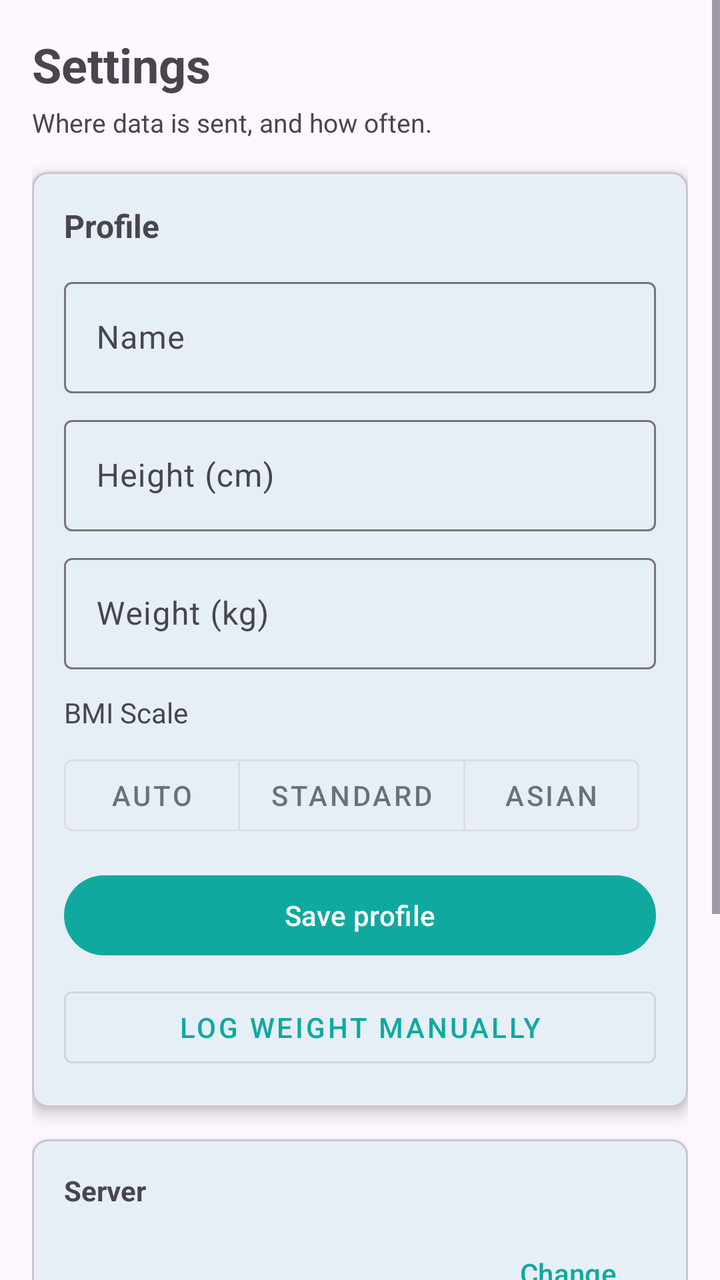
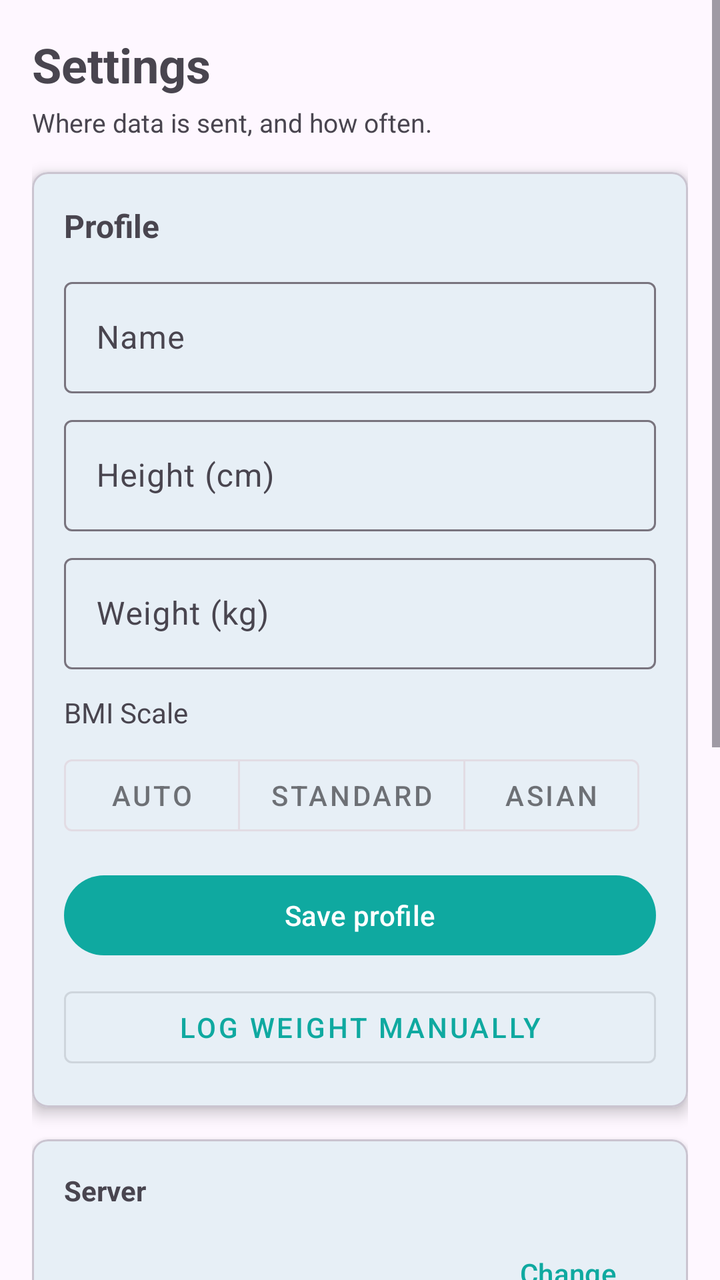

Two renders of the same Android screen: before a commit and after it. Below are the layout's source before the change and the commit's diff.
<!-- AndroidManifest.xml: activity theme Theme.Vitalix -->
<!-- res/layout/activity_settings.xml -->
<?xml version="1.0" encoding="utf-8"?>
<ScrollView xmlns:android="http://schemas.android.com/apk/res/android"
    xmlns:app="http://schemas.android.com/apk/res-auto"
    android:layout_width="match_parent"
    android:layout_height="match_parent"
    android:fillViewport="true">

    <LinearLayout
        android:layout_width="match_parent"
        android:layout_height="wrap_content"
        android:orientation="vertical"
        android:padding="16dp">

        <TextView
            android:layout_width="wrap_content"
            android:layout_height="wrap_content"
            android:layout_marginBottom="4dp"
            android:text="Settings"
            android:textSize="24sp"
            android:textStyle="bold" />

        <TextView
            android:layout_width="match_parent"
            android:layout_height="wrap_content"
            android:layout_marginBottom="16dp"
            android:text="Where data is sent, and how often."
            android:textSize="13sp" />

        
        <com.google.android.material.card.MaterialCardView
            android:layout_width="match_parent"
            android:layout_height="wrap_content"
            android:layout_marginBottom="16dp"
            app:cardCornerRadius="8dp"
            app:cardElevation="4dp">

            <LinearLayout
                android:layout_width="match_parent"
                android:layout_height="wrap_content"
                android:orientation="vertical"
                android:padding="16dp">

                <TextView
                    android:layout_width="wrap_content"
                    android:layout_height="wrap_content"
                    android:layout_marginBottom="12dp"
                    android:text="Profile"
                    android:textSize="16sp"
                    android:textStyle="bold" />

                <com.google.android.material.textfield.TextInputLayout
                    android:layout_width="match_parent"
                    android:layout_height="wrap_content"
                    android:layout_marginBottom="8dp"
                    android:hint="Name"
                    app:boxBackgroundMode="outline">
                    <com.google.android.material.textfield.TextInputEditText
                        android:id="@+id/editProfileName"
                        android:layout_width="match_parent"
                        android:layout_height="wrap_content"
                        android:inputType="textPersonName" />
                </com.google.android.material.textfield.TextInputLayout>

                <com.google.android.material.textfield.TextInputLayout
                    android:layout_width="match_parent"
                    android:layout_height="wrap_content"
                    android:layout_marginBottom="8dp"
                    android:hint="Height (cm)"
                    app:boxBackgroundMode="outline"
                    app:suffixText="cm">
                    <com.google.android.material.textfield.TextInputEditText
                        android:id="@+id/editProfileHeight"
                        android:layout_width="match_parent"
                        android:layout_height="wrap_content"
                        android:inputType="numberDecimal" />
                </com.google.android.material.textfield.TextInputLayout>

                <com.google.android.material.textfield.TextInputLayout
                    android:layout_width="match_parent"
                    android:layout_height="wrap_content"
                    android:layout_marginBottom="12dp"
                    android:hint="Weight (kg)"
                    app:boxBackgroundMode="outline"
                    app:suffixText="kg">
                    <com.google.android.material.textfield.TextInputEditText
                        android:id="@+id/editProfileWeight"
                        android:layout_width="match_parent"
                        android:layout_height="wrap_content"
                        android:inputType="numberDecimal" />
                </com.google.android.material.textfield.TextInputLayout>

                <TextView
                    android:layout_width="wrap_content"
                    android:layout_height="wrap_content"
                    android:layout_marginBottom="8dp"
                    android:text="BMI Scale"
                    android:textSize="14sp" />

                <com.google.android.material.button.MaterialButtonToggleGroup
                    android:id="@+id/toggleBmiScale"
                    android:layout_width="wrap_content"
                    android:layout_height="wrap_content"
                    android:layout_marginBottom="12dp"
                    app:singleSelection="true"
                    app:selectionRequired="true">

                    <com.google.android.material.button.MaterialButton
                        android:id="@+id/btnScaleAuto"
                        style="@style/Widget.MaterialComponents.Button.OutlinedButton"
                        android:layout_width="wrap_content"
                        android:layout_height="wrap_content"
                        android:text="Auto" />

                    <com.google.android.material.button.MaterialButton
                        android:id="@+id/btnScaleStandard"
                        style="@style/Widget.MaterialComponents.Button.OutlinedButton"
                        android:layout_width="wrap_content"
                        android:layout_height="wrap_content"
                        android:text="Standard" />

                    <com.google.android.material.button.MaterialButton
                        android:id="@+id/btnScaleAsian"
                        style="@style/Widget.MaterialComponents.Button.OutlinedButton"
                        android:layout_width="wrap_content"
                        android:layout_height="wrap_content"
                        android:text="Asian" />

                </com.google.android.material.button.MaterialButtonToggleGroup>

                <Button
                    android:id="@+id/btnSaveProfile"
                    android:layout_width="match_parent"
                    android:layout_height="wrap_content"
                    android:text="Save profile" />

                <Button
                    android:id="@+id/btnManualWeight"
                    android:layout_width="match_parent"
                    android:layout_height="wrap_content"
                    android:layout_marginTop="8dp"
                    android:text="Log weight manually"
                    style="@style/Widget.MaterialComponents.Button.OutlinedButton" />

            </LinearLayout>
        </com.google.android.material.card.MaterialCardView>

        
        <com.google.android.material.card.MaterialCardView
            android:layout_width="match_parent"
            android:layout_height="wrap_content"
            android:layout_marginBottom="16dp"
            app:cardCornerRadius="8dp"
            app:cardElevation="4dp">

            <LinearLayout
                android:layout_width="match_parent"
                android:layout_height="wrap_content"
                android:orientation="vertical"
                android:padding="16dp">

                <TextView
                    android:layout_width="wrap_content"
                    android:layout_height="wrap_content"
                    android:layout_marginBottom="8dp"
                    android:text="Server"
                    android:textStyle="bold" />

                <LinearLayout
                    android:layout_width="match_parent"
                    android:layout_height="wrap_content"
                    android:gravity="center_vertical"
                    android:orientation="horizontal">

                    <TextView
                        android:id="@+id/txtServerUrl"
                        android:layout_width="0dp"
                        android:layout_height="wrap_content"
                        android:layout_weight="1"
                        android:ellipsize="middle"
                        android:singleLine="true"
                        android:textSize="14sp" />

                    <Button
                        android:id="@+id/btnChangeServerUrl"
                        style="?attr/borderlessButtonStyle"
                        android:layout_width="wrap_content"
                        android:layout_height="wrap_content"
                        android:text="Change" />
                </LinearLayout>

            </LinearLayout>
        </com.google.android.material.card.MaterialCardView>

        
        <com.google.android.material.card.MaterialCardView
            android:layout_width="match_parent"
            android:layout_height="wrap_content"
            android:layout_marginBottom="16dp"
            app:cardCornerRadius="8dp"
            app:cardElevation="4dp">

            <LinearLayout
                android:layout_width="match_parent"
                android:layout_height="wrap_content"
                android:orientation="vertical"
                android:padding="16dp">

                <TextView
                    android:layout_width="wrap_content"
                    android:layout_height="wrap_content"
                    android:layout_marginBottom="8dp"
                    android:text="Auto-sync"
                    android:textStyle="bold" />

                <com.google.android.material.switchmaterial.SwitchMaterial
                    android:id="@+id/switchAutoSync"
                    android:layout_width="match_parent"
                    android:layout_height="wrap_content"
                    android:layout_marginBottom="8dp"
                    android:text="Enable auto-sync" />

                <TextView
                    android:id="@+id/txtAutoSyncState"
                    android:layout_width="match_parent"
                    android:layout_height="wrap_content"
                    android:textSize="12sp" />

            </LinearLayout>
        </com.google.android.material.card.MaterialCardView>

        <com.google.android.material.card.MaterialCardView
            android:id="@+id/cardBattery"
            android:layout_width="match_parent"
            android:layout_height="wrap_content"
            android:layout_marginTop="12dp"
            android:visibility="gone"
            app:cardBackgroundColor="?attr/colorErrorContainer">

            <LinearLayout
                android:layout_width="match_parent"
                android:layout_height="wrap_content"
                android:orientation="vertical"
                android:padding="16dp">

                <TextView
                    android:layout_width="wrap_content"
                    android:layout_height="wrap_content"
                    android:layout_marginBottom="8dp"
                    android:text="Background sync at risk"
                    android:textColor="?attr/colorOnErrorContainer"
                    android:textStyle="bold" />

                <TextView
                    android:id="@+id/txtBatteryHint"
                    android:layout_width="match_parent"
                    android:layout_height="wrap_content"
                    android:layout_marginBottom="8dp"
                    android:textColor="?attr/colorOnErrorContainer"
                    android:textSize="13sp" />

                <Button
                    android:id="@+id/btnAllowBackground"
                    android:layout_width="match_parent"
                    android:layout_height="wrap_content"
                    android:text="Allow background activity" />

                <Button
                    android:id="@+id/btnOpenDeviceSettings"
                    style="?attr/borderlessButtonStyle"
                    android:layout_width="match_parent"
                    android:layout_height="wrap_content"
                    android:text="Open device settings" />

            </LinearLayout>
        </com.google.android.material.card.MaterialCardView>

        <TextView
            android:id="@+id/txtVersion"
            android:layout_width="match_parent"
            android:layout_height="wrap_content"
            android:layout_marginTop="24dp"
            android:gravity="center"
            android:textColor="?android:attr/textColorSecondary"
            android:textSize="12sp" />

    </LinearLayout>
</ScrollView>
<!-- resources referenced by this layout -->
<resources>
  <style name="Theme.Vitalix" parent="Base.Theme.Vitalix" />
  <style name="Base.Theme.Vitalix" parent="Theme.Material3.DayNight.NoActionBar">
          <item name="colorPrimary">@color/vital_teal</item>
          <item name="colorOnPrimary">@color/white</item>
          <item name="colorSecondary">@color/pulse_green</item>
          <item name="colorOnSecondary">@color/black</item>
      </style>
  <color name="vital_teal">#0FA9A0</color>
  <color name="white">#FFFFFFFF</color>
  <color name="pulse_green">#34D399</color>
  <color name="black">#FF000000</color>
</resources>

<!-- the commit's change to res/layout/activity_settings.xml (unified diff, before → after) -->
@@ -274,6 +274,51 @@
             </LinearLayout>
         </com.google.android.material.card.MaterialCardView>
 
+        
+        <com.google.android.material.card.MaterialCardView
+            android:layout_width="match_parent"
+            android:layout_height="wrap_content"
+            android:layout_marginTop="12dp"
+            app:cardCornerRadius="8dp"
+            app:cardElevation="4dp">
+
+            <LinearLayout
+                android:layout_width="match_parent"
+                android:layout_height="wrap_content"
+                android:orientation="vertical"
+                android:padding="16dp">
+
+                <TextView
+                    android:layout_width="wrap_content"
+                    android:layout_height="wrap_content"
+                    android:layout_marginBottom="8dp"
+                    android:text="Account"
+                    android:textStyle="bold" />
+
+                <TextView
+                    android:layout_width="match_parent"
+                    android:layout_height="wrap_content"
+                    android:text="@string/account_export_hint"
+                    android:textSize="13sp" />
+
+                <Button
+                    android:id="@+id/btnExportData"
+                    style="?attr/materialButtonOutlinedStyle"
+                    android:layout_width="match_parent"
+                    android:layout_height="wrap_content"
+                    android:text="@string/account_export" />
+
+                <Button
+                    android:id="@+id/btnDeleteAccount"
+                    style="?attr/materialButtonOutlinedStyle"
+                    android:layout_width="match_parent"
+                    android:layout_height="wrap_content"
+                    android:text="@string/account_delete"
+                    android:textColor="?attr/colorError" />
+
+            </LinearLayout>
+        </com.google.android.material.card.MaterialCardView>
+
         <TextView
             android:id="@+id/txtVersion"
             android:layout_width="match_parent"
<!-- resource entries referenced after the edit -->
@@ -1,5 +1,8 @@
 <!-- resources referenced by this layout -->
 <resources>
+  <string name="account_delete">Delete account</string>
+  <string name="account_export">Export data</string>
+  <string name="account_export_hint">Opens your account page in the browser to download all your data.</string>
   <style name="Theme.Vitalix" parent="Base.Theme.Vitalix" />
   <style name="Base.Theme.Vitalix" parent="Theme.Material3.DayNight.NoActionBar">
           <item name="colorPrimary">@color/vital_teal</item>
